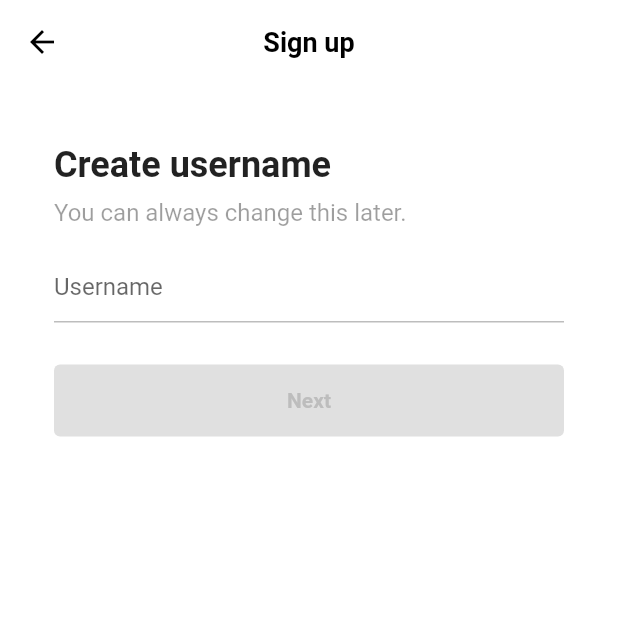
After one commit to jhsctnr/tiktok_clone, a Flutter app: the screen it shows after launch, after a tap on "Use email & password", on a phone screen of 412 x 824 dp, the top half of it. The commit adds this screen. Run offline on Flutter 3.47's test engine with Material 2 defaults, Android fonts, the phone set to English and light mode, and no system bars; our stand-ins replace font_awesome_flutter.

Commit message:
update sign_up_screen and add username_screen.dart

```diff
--- a/lib/features/authentication/login_screen.dart
+++ b/lib/features/authentication/login_screen.dart
@@ -7,7 +7,7 @@ import 'package:tiktok_clone/features/authentication/widgets/auth_button.dart';
 class LoginScreen extends StatelessWidget {
   const LoginScreen({super.key});
 
-  void onSignUpTap(BuildContext context) {
+  void _onSignUpTap(BuildContext context) {
     Navigator.of(context).pop();
   }
 
@@ -53,7 +53,7 @@ class LoginScreen extends StatelessWidget {
         ),
       ),
       bottomNavigationBar: BottomAppBar(
-        color: Colors.grey.shade100,
+        color: Colors.grey.shade50,
         elevation: 2,
         child: Padding(
           padding: const EdgeInsets.symmetric(
@@ -70,7 +70,7 @@ class LoginScreen extends StatelessWidget {
               ),
               Gaps.h5,
               GestureDetector(
-                onTap: () => onSignUpTap(context),
+                onTap: () => _onSignUpTap(context),
                 child: Text(
                   'Sign up',
                   style: TextStyle(
--- a/lib/features/authentication/sign_up_screen.dart
+++ b/lib/features/authentication/sign_up_screen.dart
@@ -3,15 +3,24 @@ import 'package:font_awesome_flutter/font_awesome_flutter.dart';
 import 'package:tiktok_clone/constants/gaps.dart';
 import 'package:tiktok_clone/constants/sizes.dart';
 import 'package:tiktok_clone/features/authentication/login_screen.dart';
+import 'package:tiktok_clone/features/authentication/username_screen.dart';
 import 'package:tiktok_clone/features/authentication/widgets/auth_button.dart';
 
 class SignUpScreen extends StatelessWidget {
   const SignUpScreen({super.key});
 
-  void onLoginTap(BuildContext context) {
+  void _onLoginTap(BuildContext context) {
     Navigator.of(context).push(
       MaterialPageRoute(
         builder: (context) => const LoginScreen(),
+      ),
+    );
+  }
+
+  void _onEmailTap(BuildContext context) {
+    Navigator.of(context).push(
+      MaterialPageRoute(
+        builder: (context) => const UsernameScreen(),
       ),
     );
   }
@@ -25,9 +34,9 @@ class SignUpScreen extends StatelessWidget {
             horizontal: Sizes.size40,
           ),
           child: Column(
-            children: const [
+            children: [
               Gaps.v80,
-              Text(
+              const Text(
                 "Sign up for TikTok",
                 style: TextStyle(
                   fontSize: Sizes.size24,
@@ -35,7 +44,7 @@ class SignUpScreen extends StatelessWidget {
                 ),
               ),
               Gaps.v20,
-              Text(
+              const Text(
                 "Create a profile, follow other accounts, make your own videos, and more.",
                 style: TextStyle(
                   fontSize: Sizes.size16,
@@ -44,12 +53,15 @@ class SignUpScreen extends StatelessWidget {
                 textAlign: TextAlign.center,
               ),
               Gaps.v40,
-              AuthButton(
-                icon: FaIcon(FontAwesomeIcons.user),
-                text: "Use email & password",
+              GestureDetector(
+                onTap: () => _onEmailTap(context),
+                child: const AuthButton(
+                  icon: FaIcon(FontAwesomeIcons.user),
+                  text: "Use email & password",
+                ),
               ),
               Gaps.v16,
-              AuthButton(
+              const AuthButton(
                 icon: FaIcon(FontAwesomeIcons.apple),
                 text: "Continue with Apple",
               ),
@@ -58,7 +70,7 @@ class SignUpScreen extends StatelessWidget {
         ),
       ),
       bottomNavigationBar: BottomAppBar(
-        color: Colors.grey.shade100,
+        color: Colors.grey.shade50,
         elevation: 2,
         child: Padding(
           padding: const EdgeInsets.symmetric(
@@ -75,7 +87,7 @@ class SignUpScreen extends StatelessWidget {
               ),
               Gaps.h5,
               GestureDetector(
-                onTap: () => onLoginTap(context),
+                onTap: () => _onLoginTap(context),
                 child: Text(
                   'Log in',
                   style: TextStyle(
--- /dev/null
+++ b/lib/features/authentication/username_screen.dart
@@ -0,0 +1,128 @@
+import 'package:flutter/material.dart';
+import 'package:tiktok_clone/constants/gaps.dart';
+import 'package:tiktok_clone/constants/sizes.dart';
+
+class UsernameScreen extends StatefulWidget {
+  const UsernameScreen({super.key});
+
+  @override
+  State<UsernameScreen> createState() => _UsernameScreenState();
+}
+
+class _UsernameScreenState extends State<UsernameScreen> {
+  final TextEditingController _usernameController = TextEditingController();
+
+  String _username = "";
+
+  @override
+  void initState() {
+    super.initState();
+
+    _usernameController.addListener(() {
+      setState(() {
+        _username = _usernameController.text;
+      });
+    });
+  }
+
+  @override
+  Widget build(BuildContext context) {
+    return Scaffold(
+      appBar: AppBar(
+        title: const Text(
+          "Sign up",
+        ),
+      ),
+      body: Padding(
+        padding: const EdgeInsets.symmetric(
+          horizontal: Sizes.size36,
+        ),
+        child: Column(
+          crossAxisAlignment: CrossAxisAlignment.start,
+          children: [
+            Gaps.v40,
+            const Text(
+              "Create username",
+              style: TextStyle(
+                fontSize: Sizes.size24,
+                fontWeight: FontWeight.w700,
+              ),
+            ),
+            Gaps.v8,
+            const Text(
+              "You can always change this later.",
+              style: TextStyle(
+                color: Colors.black38,
+                fontSize: Sizes.size16,
+              ),
+            ),
+            Gaps.v16,
+            TextField(
+              controller: _usernameController,
+              decoration: InputDecoration(
+                hintText: "Username",
+                enabledBorder: UnderlineInputBorder(
+                  borderSide: BorderSide(
+                    color: Colors.grey.shade400,
+                  ),
+                ),
+                focusedBorder: UnderlineInputBorder(
+                  borderSide: BorderSide(
+                    color: Colors.grey.shade400,
+                  ),
+                ),
+              ),
+              cursorColor: Theme.of(context).primaryColor,
+            ),
+            Gaps.v28,
+            FormButton(username: _username)
+          ],
+        ),
+      ),
+    );
+  }
+}
+
+class FormButton extends StatelessWidget {
+  const FormButton({
+    Key? key,
+    required String username,
+  })  : _username = username,
+        super(key: key);
+
+  final String _username;
+
+  @override
+  Widget build(BuildContext context) {
+    return FractionallySizedBox(
+      widthFactor: 1,
+      child: AnimatedContainer(
+        duration: const Duration(
+          milliseconds: 250,
+        ),
+        padding: const EdgeInsets.symmetric(
+          vertical: Sizes.size16,
+        ),
+        decoration: BoxDecoration(
+          borderRadius: BorderRadius.circular(Sizes.size4),
+          color: _username.isEmpty
+              ? Colors.grey.shade300
+              : Theme.of(context).primaryColor,
+        ),
+        child: AnimatedDefaultTextStyle(
+          duration: const Duration(
+            milliseconds: 250,
+          ),
+          style: TextStyle(
+            color: _username.isEmpty ? Colors.grey.shade400 : Colors.white,
+            fontWeight: FontWeight.w600,
+          ),
+          child: const Text(
+            'Next',
+            textAlign: TextAlign.center,
+          ),
+        ),
+      ),
+    );
+  }
+}
--- a/lib/main.dart
+++ b/lib/main.dart
@@ -1,4 +1,5 @@
 import 'package:flutter/material.dart';
+import 'package:tiktok_clone/constants/sizes.dart';
 import 'package:tiktok_clone/features/authentication/sign_up_screen.dart';
 
 void main() {
@@ -13,7 +14,19 @@ class TikTokApp extends StatelessWidget {
     return MaterialApp(
       title: 'TikTok Clone',
       theme: ThemeData(
+        scaffoldBackgroundColor: Colors.white,
         primaryColor: const Color(0xFFE9435A),
+        appBarTheme: const AppBarTheme(
+          centerTitle: true,
+          foregroundColor: Colors.black,
+          backgroundColor: Colors.white,
+          elevation: 0,
+          titleTextStyle: TextStyle(
+            color: Colors.black,
+            fontSize: Sizes.size16 + Sizes.size2,
+            fontWeight: FontWeight.w600,
+          ),
+        ),
       ),
       home: const SignUpScreen(),
     );
```
Also changed, not shown: lib/features/authentication/email_screen.dart (added).
